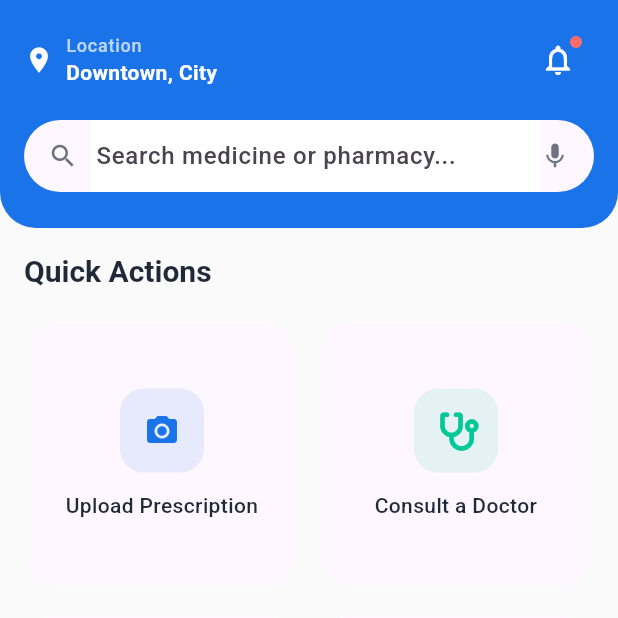
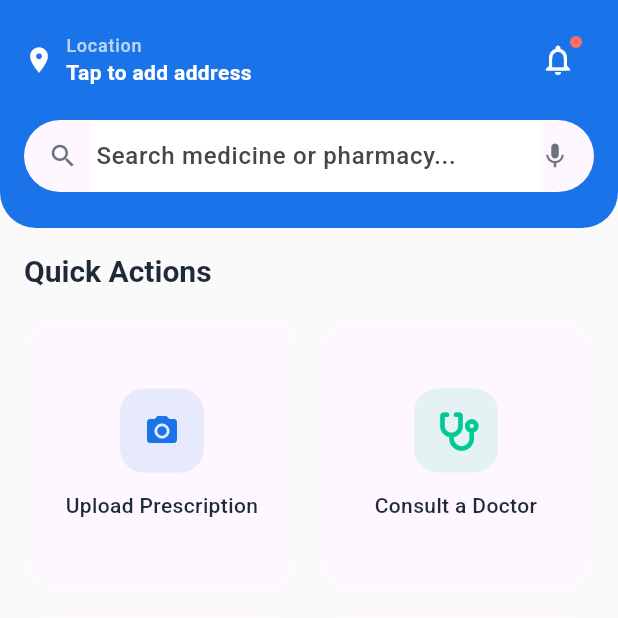
Before and after one commit to eng-abdallahyasser/pharma-connect, a Flutter app: the HomeView screen opened by its route, on a phone screen of 412 x 824 dp, the top half of it. Run offline on Flutter 3.47's test engine with Material 3 defaults, Android fonts, the phone set to English and light mode, and no system bars; drawn by our look-alikes of cached_network_image; our stand-ins replace dio, firebase_core, flutter_map, font_awesome_flutter, geolocator, get and 5 more; accounts and stored records are empty; network calls fail.

Commit message:
feat: Add address management with map picker, saved addresses UI, and localization support.

```diff
--- a/lib/app/locales/ar_ar.dart
+++ b/lib/app/locales/ar_ar.dart
@@ -1,4 +1,3 @@
-
 const Map<String, String> arAR = {
   // ==================== Common ====================
   'common.ok': 'حسناً',
@@ -23,6 +22,20 @@ const Map<String, String> arAR = {
 
   // ==================== Navigation ====================
   'nav.home': 'الرئيسية',
+  'address.saved_addresses': 'العناوين المحفوظة',
+  'address.no_saved': 'لا توجد عناوين محفوظة بعد',
+  'address.add_new': 'إضافة عنوان جديد',
+  'address.label': 'اسم العنوان (مثال: المنزل, العمل)',
+  'address.details': 'العنوان بالتفصيل',
+  'address.save_btn': 'حفظ العنوان',
+  'address.location_on_map': 'تحديد الموقع على الخريطة',
+  'address.confirm_location': 'تأكيد الموقع',
+  'address.permission_required': 'مطلوب إذن الموقع',
+  'address.permission_denied': 'تم رفض إذن الموقع',
+  'address.success_add': 'تم إضافة العنوان بنجاح',
+  'address.error_add': 'فشل إضافة العنوان',
+  'address.enter_label': 'يرجى إدخال اسم العنوان',
+  'address.enter_details': 'يرجى إدخال تفاصيل العنوان',
   'nav.medicines': 'الأدوية',
   'nav.pharmacies': 'الصيدليات',
   'nav.consultations': 'الاستشارات',
--- a/lib/app/locales/en_us.dart
+++ b/lib/app/locales/en_us.dart
@@ -1,5 +1,3 @@
-
-
 const Map<String, String> enUS = {
   // ==================== Common ====================
   'common.ok': 'OK',
@@ -24,6 +22,20 @@ const Map<String, String> enUS = {
 
   // ==================== Navigation ====================
   'nav.home': 'Home',
+  'address.saved_addresses': 'Saved Addresses',
+  'address.no_saved': 'No addresses saved yet',
+  'address.add_new': 'Add New Address',
+  'address.label': 'Address Label (e.g., Home, Work)',
+  'address.details': 'Full Address Details',
+  'address.save_btn': 'Save Address',
+  'address.location_on_map': 'Locate on Map',
+  'address.confirm_location': 'Confirm Location',
+  'address.permission_required': 'Location permission required',
+  'address.permission_denied': 'Location permission denied',
+  'address.success_add': 'Address added successfully',
+  'address.error_add': 'Failed to add address',
+  'address.enter_label': 'Please enter address label',
+  'address.enter_details': 'Please enter full address details',
   'nav.medicines': 'Medicines',
   'nav.pharmacies': 'Pharmacies',
   'nav.consultations': 'Consultations',
--- /dev/null
+++ b/lib/app/modules/home/models/address_model.dart
@@ -0,0 +1,57 @@
+class AddressModel {
+  final String id;
+  final String label;
+  final String fullAddress;
+  final double latitude;
+  final double longitude;
+  final bool isSelected;
+
+  AddressModel({
+    required this.id,
+    required this.label,
+    required this.fullAddress,
+    required this.latitude,
+    required this.longitude,
+    this.isSelected = false,
+  });
+
+  AddressModel copyWith({
+    String? id,
+    String? label,
+    String? fullAddress,
+    double? latitude,
+    double? longitude,
+    bool? isSelected,
+  }) {
+    return AddressModel(
+      id: id ?? this.id,
+      label: label ?? this.label,
+      fullAddress: fullAddress ?? this.fullAddress,
+      latitude: latitude ?? this.latitude,
+      longitude: longitude ?? this.longitude,
+      isSelected: isSelected ?? this.isSelected,
+    );
+  }
+
+  Map<String, dynamic> toJson() {
+    return {
+      'id': id,
+      'label': label,
+      'fullAddress': fullAddress,
+      'latitude': latitude,
+      'longitude': longitude,
+      'isSelected': isSelected,
+    };
+  }
+
+  factory AddressModel.fromJson(Map<String, dynamic> json) {
+    return AddressModel(
+      id: json['id'],
+      label: json['label'],
+      fullAddress: json['fullAddress'],
+      latitude: json['latitude'],
+      longitude: json['longitude'],
+      isSelected: json['isSelected'] ?? false,
+    );
+  }
+}
--- a/lib/app/modules/home/views/home_view.dart
+++ b/lib/app/modules/home/views/home_view.dart
@@ -6,6 +6,8 @@ import '../widgets/quick_action_card.dart';
 import '../widgets/doctor_card.dart';
 import '../widgets/pharmacy_card.dart';
 import '../widgets/health_tip_card.dart';
+import '../controllers/address_controller.dart';
+import '../widgets/addresses_bottom_sheet.dart';
 
 class HomeView extends GetView<HomeController> {
   const HomeView({super.key});
@@ -34,7 +36,14 @@ class HomeView extends GetView<HomeController> {
                   Row(
                     mainAxisAlignment: MainAxisAlignment.spaceBetween,
                     children: [
-                      Row(
+                      GestureDetector(
+                        onTap: () {
+                          Get.bottomSheet(
+                            const AddressesBottomSheet(),
+                            isScrollControlled: true,
+                          );
+                        },
+                        child: Row(
                           children: [
                             const Icon(
                               Icons.location_on,
@@ -50,17 +59,29 @@ class HomeView extends GetView<HomeController> {
                                   style: Theme.of(context).textTheme.labelSmall
                                       ?.copyWith(color: Colors.white70),
                                 ),
-                              Text(
-                                'home.location_value'.tr,
-                                style: Theme.of(context).textTheme.bodyMedium
+                                Obx(() {
+                                  final addressController =
+                                      Get.find<AddressController>();
+                                  final selectedAddress =
+                                      addressController.selectedAddress.value;
+                                  return Text(
+                                    selectedAddress?.label ??
+                                        'Tap to add address',
+                                    style: Theme.of(context)
+                                        .textTheme
+                                        .bodyMedium
                                         ?.copyWith(
                                           color: Colors.white,
                                           fontWeight: FontWeight.w600,
                                         ),
+                                    maxLines: 1,
+                                    overflow: TextOverflow.ellipsis,
+                                  );
+                                }),
+                              ],
                             ),
                           ],
                         ),
-                        ],
                       ),
                       Stack(
                         children: [
@@ -95,9 +116,7 @@ class HomeView extends GetView<HomeController> {
                       color: Theme.of(context).colorScheme.surface,
                       borderRadius: BorderRadius.circular(24),
                     ),
-                    padding: const EdgeInsets.symmetric(
-                      horizontal: 16,
-                    ),
+                    padding: const EdgeInsets.symmetric(horizontal: 16),
                     child: Row(
                       children: [
                         const Icon(
--- a/lib/app/modules/navigation/bindings/navigation_binding.dart
+++ b/lib/app/modules/navigation/bindings/navigation_binding.dart
@@ -1,5 +1,6 @@
 import 'package:get/get.dart';
 import 'package:pharma_connect/app/modules/auth/services/auth_service.dart';
+import 'package:pharma_connect/app/modules/home/controllers/address_controller.dart';
 import '../controllers/navigation_controller.dart';
 
 class NavigationBinding extends Bindings {
@@ -11,7 +12,7 @@ class NavigationBinding extends Bindings {
       NavigationController(),
       permanent: true, // Keep in memory even when not in use
     );
-        Get.put<AuthService>(AuthService());
-
+    Get.put<AuthService>(AuthService());
+    Get.put<AddressController>(AddressController(), permanent: true);
   }
 }
--- a/pubspec.yaml
+++ b/pubspec.yaml
@@ -61,6 +61,10 @@ dependencies:
 
   # Image Picker
   image_picker: ^1.2.1
+  geolocator: ^14.0.1
+  permission_handler: ^12.0.1
+  flutter_map: ^8.2.2
+  latlong2: ^0.9.1
 
 dev_dependencies:
   flutter_test:
```
Also changed, not shown: lib/app/core/services/storage_service.dart (+9 -1 lines), lib/app/modules/auth/controllers/auth_controller.dart (+4 -3 lines), lib/app/modules/home/controllers/address_controller.dart (added, +203 -0 lines), lib/app/modules/home/widgets/address_map_picker.dart (added, +79 -0 lines), lib/app/modules/home/widgets/addresses_bottom_sheet.dart (added, +126 -0 lines), lib/app/modules/profile/controllers/profile_controller.dart (+6 -4 lines), pubspec.lock, 5 other files. Lines whose indentation alone changed are shown as unchanged.
